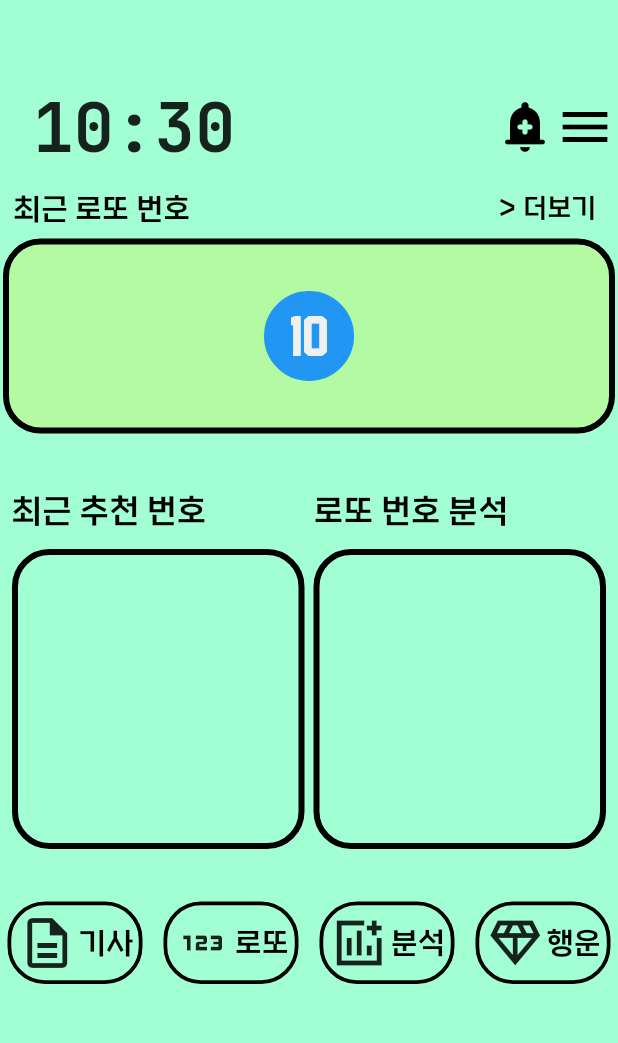
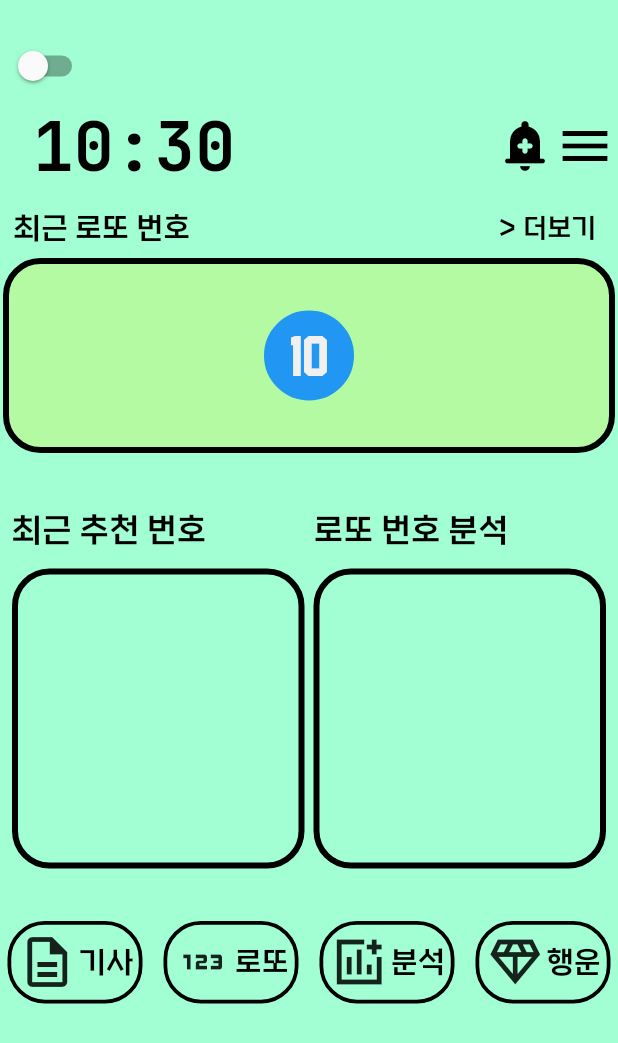
Before and after one commit to jithhuP/PowerBall, a Flutter app: the screen it shows after launch, on a phone screen of 412 x 824 dp. Shown: the top 1043 px of the screen. Run offline on Flutter 3.47's test engine with Material 2 defaults, Android fonts, the phone set to English and light mode, and no system bars; our stand-ins replace fl_chart, syncfusion_flutter_charts, timer_builder.

Commit message:
다크모드 구현

```diff
--- a/lib/custom_widget.dart
+++ b/lib/custom_widget.dart
@@ -3,11 +3,11 @@ import 'setting_screen.dart';
 
 class icon_button extends StatelessWidget {
   final String text;
-  final Color bdColor;
+  Color bdColor;
   final IconData icon;
   final double bdwidth;
 
-  const icon_button({
+  icon_button({
     super.key,
     required this.bdColor,
     required this.text,
@@ -53,13 +53,13 @@ class icon_button extends StatelessWidget {
 
 class Border_text extends StatelessWidget {
   final String text;
-  final Color bdColor;
-  final Color txtColor;
+  Color bdColor;
+  Color txtColor;
   final double fontsize;
   final double bdheight;
   final double pdsize;
 
-  const Border_text({
+  Border_text({
     super.key,
     required this.text,
     required this.bdColor,
@@ -85,11 +85,11 @@ class Border_text extends StatelessWidget {
 }
 
 class ActionButton extends StatelessWidget {
-  final Color iconcolor;
+  Color iconcolor;
   final IconData iCon;
   final double iconsize;
 
-  const ActionButton(
+  ActionButton(
       {super.key,
       required this.iconcolor,
       required this.iCon,
@@ -117,7 +117,7 @@ class ActionButton extends StatelessWidget {
 }
 
 class SettingText extends StatelessWidget {
-  const SettingText({
+  SettingText({
     super.key,
     required this.text,
     required this.fontcolor,
@@ -125,7 +125,7 @@ class SettingText extends StatelessWidget {
   });
 
   final String text;
-  final Color fontcolor;
+  Color fontcolor;
   final double fontsize;
 
   @override
--- a/lib/main.dart
+++ b/lib/main.dart
@@ -3,28 +3,57 @@ import 'package:practice/custom_widget.dart';
 import 'package:timer_builder/timer_builder.dart';
 import 'package:intl/intl.dart';
 
-void main() {
-  runApp(const App());
+List<Color> ftColor = [
+  Colors.black,
+  const Color.fromARGB(255, 162, 255, 212),
+  const Color.fromARGB(255, 180, 250, 162),
+  Colors.amber,
+  Colors.black,
+  const Color.fromARGB(255, 34, 34, 34)
+];
+
+int darkMode = 0;
+bool isSwitched = false;
+
+class MyApp extends StatefulWidget {
+  const MyApp({super.key});
+
+  @override
+  State<StatefulWidget> createState() {
+    return App();
+  }
 }
 
-class App extends StatelessWidget {
-  const App({super.key});
+void main() {
+  runApp(const MyApp());
+}
 
+class App extends State<MyApp> {
   @override
   Widget build(BuildContext context) {
     return MaterialApp(
       home: Scaffold(
-        backgroundColor: const Color.fromARGB(255, 162, 255, 212),
+        backgroundColor: ftColor[1 + darkMode],
         // 좌우 빈 공간을 넣음
         body: Padding(
           padding: const EdgeInsets.symmetric(
             horizontal: 2.0,
           ),
           child: Column(
+            crossAxisAlignment: CrossAxisAlignment.start,
             children: [
               // 최상단 빈공간 넣음
               const SizedBox(
-                height: 55.0,
+                height: 20.0,
+              ),
+              Switch(
+                value: isSwitched,
+                onChanged: (value) {
+                  setState(() {
+                    value ? darkMode = 3 : darkMode = 0;
+                    isSwitched = value;
+                  });
+                },
               ),
               Row(
                 mainAxisAlignment: MainAxisAlignment.spaceBetween,
@@ -40,7 +69,8 @@ class App extends StatelessWidget {
                         builder: (context) {
                           return Text(
                             DateFormat('HH:mm').format(DateTime.now()),
-                            style: const TextStyle(
+                            style: TextStyle(
+                              color: ftColor[0 + darkMode],
                               fontFamily: 'JetBrainsMono',
                               fontSize: 45.0,
                             ),
@@ -51,16 +81,16 @@ class App extends StatelessWidget {
                   ),
                   Row(
                     mainAxisAlignment: MainAxisAlignment.end,
-                    children: const [
+                    children: [
                       //알림 영역 테두리
                       Icon(
                         Icons.add_alert_rounded,
                         size: 40.0,
-                        color: Colors.black,
+                        color: ftColor[0 + darkMode],
                       ),
                       //메뉴 영역 테두리
                       ActionButton(
-                        iconcolor: Colors.black,
+                        iconcolor: ftColor[0 + darkMode],
                         iCon: Icons.menu,
                         iconsize: 40.0,
                       )
@@ -78,17 +108,17 @@ class App extends StatelessWidget {
                     padding: const EdgeInsets.symmetric(horizontal: 7.0),
                     child: Row(
                       mainAxisAlignment: MainAxisAlignment.spaceBetween,
-                      children: const [
+                      children: [
                         Text(
                           '최근 로또 번호',
                           style: TextStyle(
-                            color: Colors.black,
+                            color: ftColor[0 + darkMode],
                             fontSize: 20.0,
                             fontWeight: FontWeight.w600,
                             fontFamily: 'KBOGothic',
                           ),
                         ),
-                        SizedBox(
+                        const SizedBox(
                           width: 205,
                         ),
                         // 더보기 영역
@@ -96,7 +126,7 @@ class App extends StatelessWidget {
                           '> 더보기',
                           style: TextStyle(
                             fontFamily: 'KBOGothic',
-                            color: Colors.black,
+                            color: ftColor[0 + darkMode],
                             fontSize: 18.0,
                           ),
                         ),
@@ -113,10 +143,10 @@ class App extends StatelessWidget {
                 height: 130,
                 decoration: BoxDecoration(
                   border: Border.all(
-                    color: Colors.black,
+                    color: ftColor[0 + darkMode],
                     width: 4.0,
                   ),
-                  color: const Color.fromARGB(255, 180, 250, 162),
+                  color: ftColor[2 + darkMode],
                   borderRadius: BorderRadius.circular(25.0),
                 ),
                 child: const Padding(
@@ -142,10 +172,10 @@ class App extends StatelessWidget {
                     Column(
                       crossAxisAlignment: CrossAxisAlignment.start,
                       children: [
-                        const Border_text(
+                        Border_text(
                           text: "최근 추천 번호",
-                          bdColor: Colors.black,
-                          txtColor: Colors.black,
+                          bdColor: ftColor[0 + darkMode],
+                          txtColor: ftColor[0 + darkMode],
                           fontsize: 22.0,
                           bdheight: 55.0,
                           pdsize: 8.5,
@@ -160,7 +190,7 @@ class App extends StatelessWidget {
                           decoration: BoxDecoration(
                             borderRadius: BorderRadius.circular(25.0),
                             border: Border.all(
-                              color: Colors.black,
+                              color: ftColor[0 + darkMode],
                               width: 4.0,
                             ),
                           ),
@@ -171,10 +201,10 @@ class App extends StatelessWidget {
                     Column(
                       crossAxisAlignment: CrossAxisAlignment.start,
                       children: [
-                        const Border_text(
+                        Border_text(
                           text: "로또 번호 분석",
-                          bdColor: Colors.black,
-                          txtColor: Colors.black,
+                          bdColor: ftColor[0 + darkMode],
+                          txtColor: ftColor[0 + darkMode],
                           fontsize: 22.0,
                           bdheight: 55.0,
                           pdsize: 12.5,
@@ -189,7 +219,7 @@ class App extends StatelessWidget {
                           decoration: BoxDecoration(
                             borderRadius: BorderRadius.circular(25.0),
                             border: Border.all(
-                              color: Colors.black,
+                              color: ftColor[0 + darkMode],
                               width: 4.0,
                             ),
                           ),
@@ -207,33 +237,33 @@ class App extends StatelessWidget {
                 padding: const EdgeInsets.symmetric(horizontal: 3.0),
                 child: Row(
                   mainAxisAlignment: MainAxisAlignment.spaceBetween,
-                  children: const [
+                  children: [
                     // 버튼 : 기사
                     icon_button(
                       icon: Icons.description_outlined,
                       text: '기사',
-                      bdColor: Colors.black,
+                      bdColor: ftColor[0 + darkMode],
                       bdwidth: 2.5,
                     ),
                     // 버튼 : 로또
                     icon_button(
                       icon: Icons.onetwothree,
                       text: '로또',
-                      bdColor: Colors.black,
+                      bdColor: ftColor[0 + darkMode],
                       bdwidth: 2.5,
                     ),
                     // 버튼 : 분석
                     icon_button(
                       icon: Icons.add_chart_sharp,
                       text: '분석',
-                      bdColor: Colors.black,
+                      bdColor: ftColor[0 + darkMode],
                       bdwidth: 2.5,
                     ),
                     // 버튼 : 행운
                     icon_button(
                       icon: Icons.diamond_outlined,
                       text: '행운',
-                      bdColor: Colors.black,
+                      bdColor: ftColor[0 + darkMode],
                       bdwidth: 2.5,
                     ),
                   ],
--- a/lib/setting_screen.dart
+++ b/lib/setting_screen.dart
@@ -1,4 +1,5 @@
 import 'package:flutter/material.dart';
+import 'package:practice/main.dart';
 import 'custom_widget.dart';
 
 class SettingScreen extends StatelessWidget {
@@ -9,19 +10,19 @@ class SettingScreen extends StatelessWidget {
   @override
   Widget build(BuildContext context) {
     return Scaffold(
-      backgroundColor: const Color.fromARGB(255, 162, 255, 212),
+      backgroundColor: ftColor[1 + darkMode],
       appBar: AppBar(
-        iconTheme: const IconThemeData(
-          color: Colors.black,
+        iconTheme: IconThemeData(
+          color: ftColor[0 + darkMode],
         ),
-        backgroundColor: const Color.fromARGB(255, 180, 250, 162),
+        backgroundColor: ftColor[2 + darkMode],
         title: Row(
           mainAxisAlignment: MainAxisAlignment.center,
-          children: const [
+          children: [
             Text(
               '설정',
               style: TextStyle(
-                color: Colors.black,
+                color: ftColor[0 + darkMode],
                 fontFamily: 'KBOGothic',
               ),
             ),
@@ -31,11 +32,11 @@ class SettingScreen extends StatelessWidget {
       body: Column(
         crossAxisAlignment: CrossAxisAlignment.start,
         children: [
-          const Padding(
-            padding: EdgeInsets.all(8.0),
+          Padding(
+            padding: const EdgeInsets.all(8.0),
             child: SettingText(
               text: "App 정보",
-              fontcolor: Colors.black,
+              fontcolor: ftColor[0 + darkMode],
               fontsize: 25.0,
             ),
           ),
```
